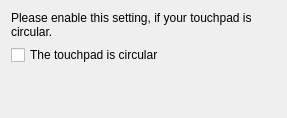
Before: the Qt Designer form synaptiks/kde/ui/hardwarepage.ui in sibskull/synaptiks, drawn with Qt 5.
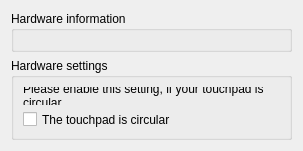
After: the same form once the commit is applied. Custom widgets are drawn as their Qt base class.

Commit message:
Show information widget inside configuration dialog
This makes the UI more compact by using a plain KDialog instead of a
KPageDialog.  It is also a preparation for a future kcm module, which will then
just display the touchpad config widget.

```diff
--- a/synaptiks/kde/ui/hardwarepage.ui
+++ b/synaptiks/kde/ui/hardwarepage.ui
@@ -6,8 +6,8 @@
    <rect>
     <x>0</x>
     <y>0</y>
-    <width>287</width>
-    <height>118</height>
+    <width>303</width>
+    <height>151</height>
    </rect>
   </property>
   <property name="windowTitle">
@@ -15,6 +15,24 @@
   </property>
   <layout class="QVBoxLayout" name="verticalLayout">
    <item>
+    <widget class="QGroupBox" name="groupBox_2">
+     <property name="title">
+      <string>Hardware information</string>
+     </property>
+     <layout class="QVBoxLayout" name="verticalLayout_3">
+      <item>
+       <widget class="TouchpadInformationWidget" name="information" native="true"/>
+      </item>
+     </layout>
+    </widget>
+   </item>
+   <item>
+    <widget class="QGroupBox" name="groupBox">
+     <property name="title">
+      <string>Hardware settings</string>
+     </property>
+     <layout class="QVBoxLayout" name="verticalLayout_2">
+      <item>
     <widget class="QLabel" name="label_2">
      <property name="text">
       <string comment="@info">Please enable this setting, if your touchpad is circular.</string>
@@ -31,6 +49,12 @@
      </property>
     </widget>
    </item>
+     </layout>
+     <zorder>label_2</zorder>
+     <zorder>label_2</zorder>
+     <zorder>touchpad_circular_touchpad</zorder>
+    </widget>
+   </item>
    <item>
     <spacer name="verticalSpacer">
      <property name="orientation">
@@ -46,6 +70,14 @@
    </item>
   </layout>
  </widget>
+ <customwidgets>
+  <customwidget>
+   <class>TouchpadInformationWidget</class>
+   <extends>QWidget</extends>
+   <header>synaptiks.kde.widgets</header>
+   <container>1</container>
+  </customwidget>
+ </customwidgets>
  <resources/>
  <connections/>
 </ui>
```
Lines whose indentation alone changed are shown as unchanged. The commit also changes 2 other files.
